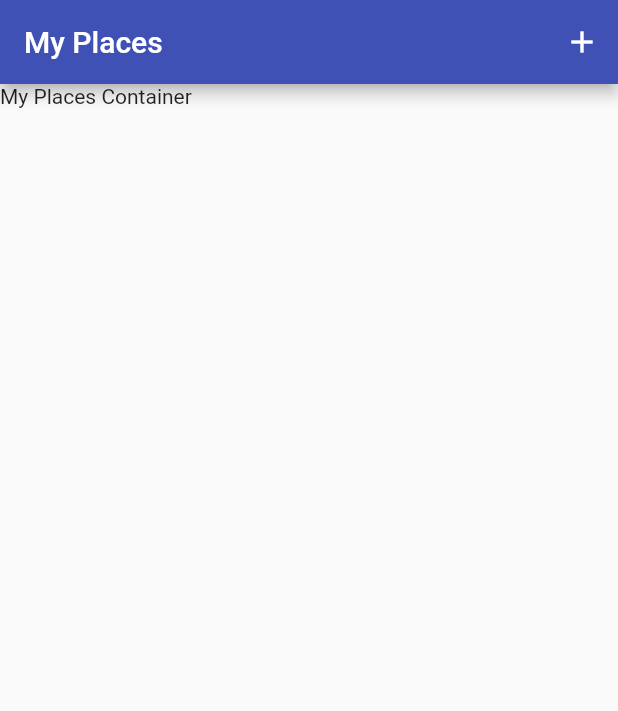
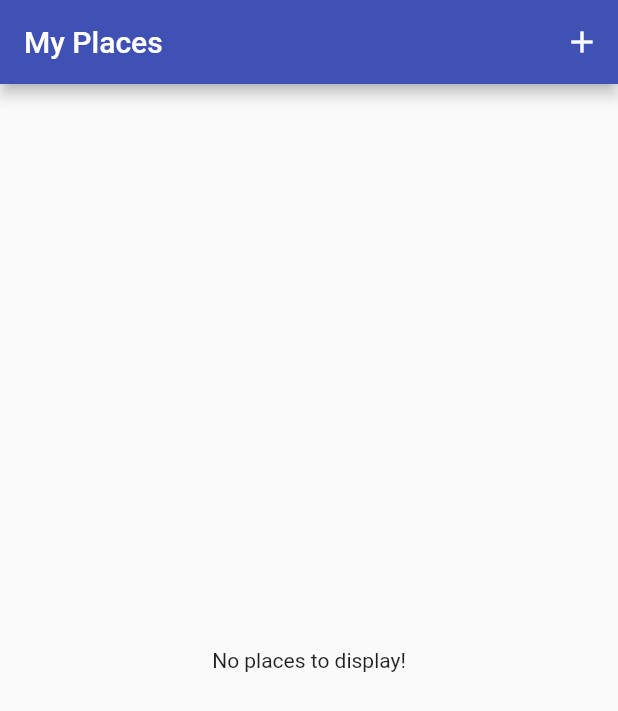
Before and after one commit to sandeepdewangan/flutter-devicecam, a Flutter app: the screen it shows after launch, on a phone screen of 412 x 824 dp. Shown: the top 711 px of the screen. Run offline on Flutter 3.47's test engine with Material 2 defaults, Android fonts, the phone set to English and light mode, and no system bars; our stand-ins replace image_picker.

```diff
--- a/lib/models/place.dart
+++ b/lib/models/place.dart
@@ -17,7 +17,6 @@ class Place {
   final PlaceLocation location;
   final File image;
 
-  Place({this.id, this.title, this.location, this.image});
-
+  Place({@required this.id, @required this.title, @required this.location, @required this.image});
 
 }
--- a/lib/screens/places_list_screen.dart
+++ b/lib/screens/places_list_screen.dart
@@ -1,5 +1,7 @@
+import 'package:devicecam/provider/great_places.dart';
 import 'package:devicecam/screens/add_place_screen.dart';
 import 'package:flutter/material.dart';
+import 'package:provider/provider.dart';
 
 class PlacesListScreen extends StatelessWidget {
   static const routeName = 'places-list';
@@ -9,11 +11,29 @@ class PlacesListScreen extends StatelessWidget {
       appBar: AppBar(
         title: Text('My Places'),
         actions: [
-          IconButton(icon: Icon(Icons.add), onPressed: ()=> Navigator.of(context).pushNamed(AddPlaceScreen.routeName),),
+          IconButton(
+            icon: Icon(Icons.add),
+            onPressed: () =>
+                Navigator.of(context).pushNamed(AddPlaceScreen.routeName),
+          ),
         ],
       ),
-      body: Container(
-        child: Text('My Places Container'),
+      body: Consumer<GreatPlaces>(
+        child: Center(child: const Text('No places to display!')),
+        builder: (ctx, greatPlaces, staticChild) => greatPlaces.places.length <=
+                0
+            ? staticChild
+            : ListView.builder(
+                itemCount: greatPlaces.places.length,
+                itemBuilder: (ctx, i) {
+                  return ListTile(
+                    leading: CircleAvatar(
+                      backgroundImage: FileImage(greatPlaces.places[i].image),
+                    ),
+                    title: Text(greatPlaces.places[i].title),
+                    onTap: () {},
+                  );
+                }),
       ),
     );
   }
--- a/pubspec.yaml
+++ b/pubspec.yaml
@@ -30,6 +30,8 @@ dependencies:
   cupertino_icons: ^1.0.0
   provider: ^4.3.3
   image_picker: ^0.6.7+22
+  path_provider: ^1.6.27
+  path: ^1.7.0
 
 dev_dependencies:
   flutter_test:
```
Also changed, not shown: lib/provider/great_places.dart (+8 -0 lines), lib/screens/add_place_screen.dart (+27 -5 lines), pubspec.lock.
